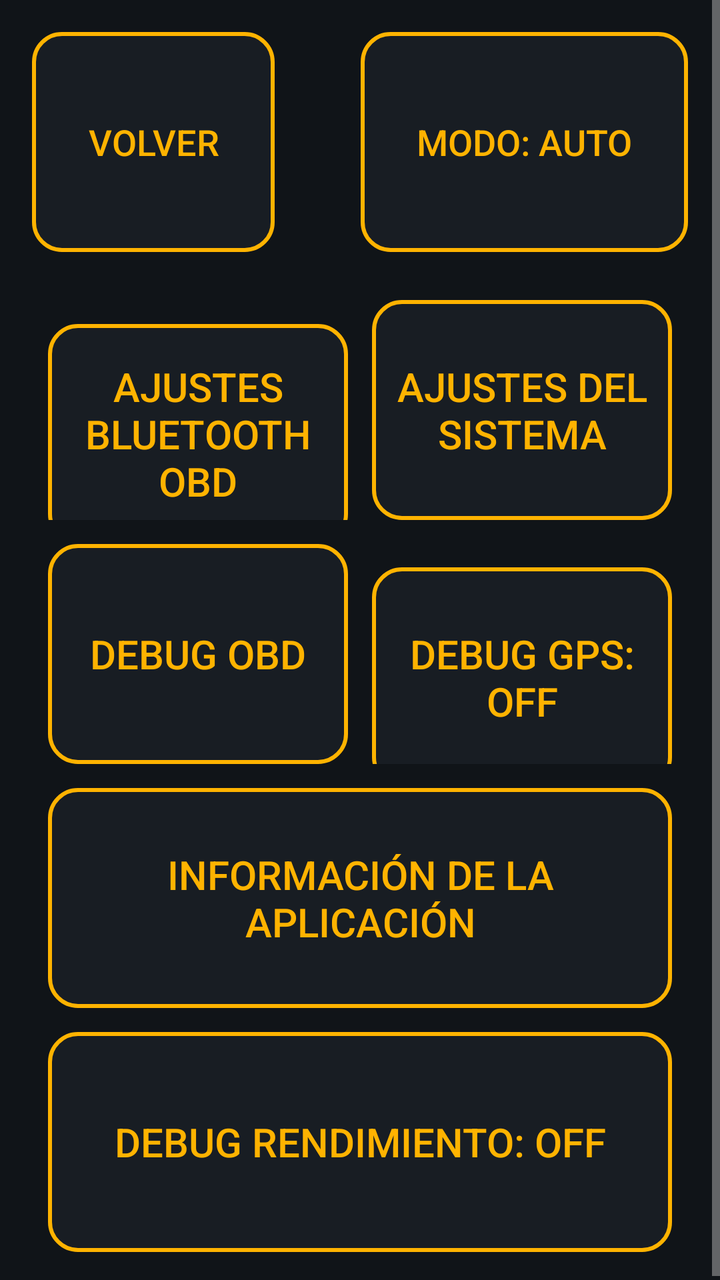
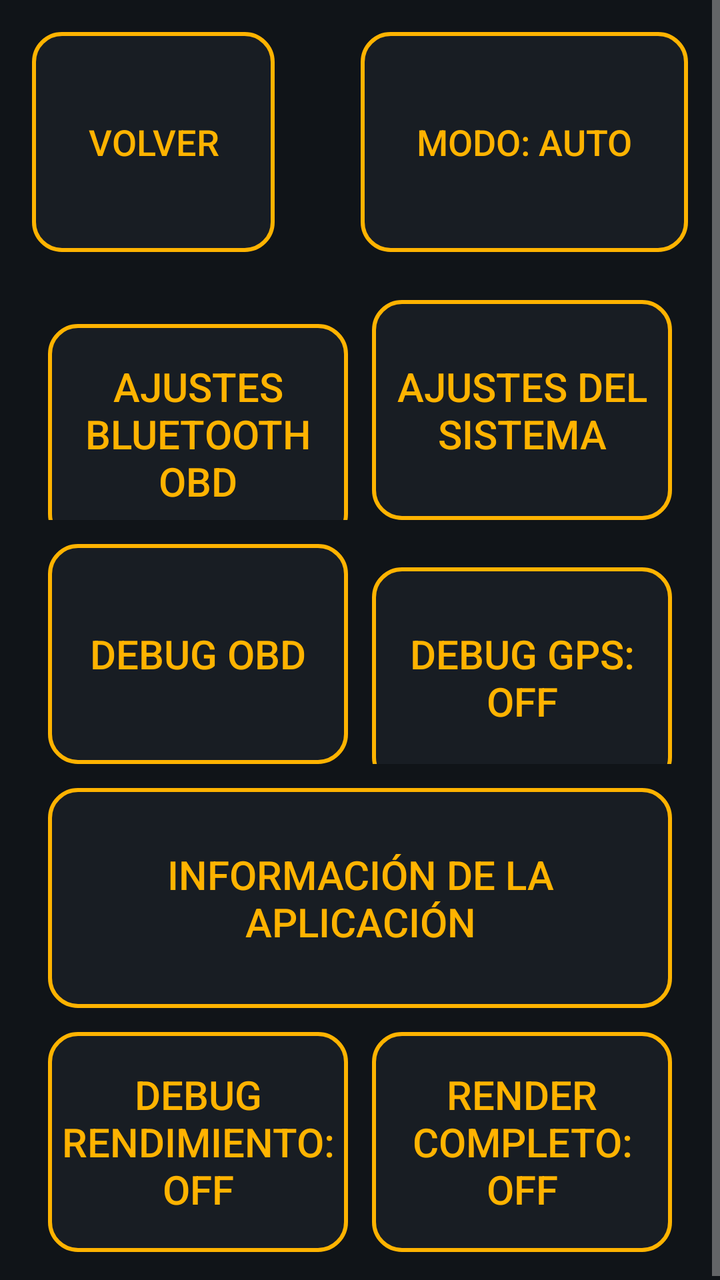

The first picture is an Android layout as it rendered before a commit; the second is the same layout after the commit. The layout source and the unified diff follow.
<!-- AndroidManifest.xml: application theme Theme.ObdMap -->
<!-- res/layout/activity_settings.xml -->
<?xml version="1.0" encoding="utf-8"?>
<FrameLayout xmlns:android="http://schemas.android.com/apk/res/android"
    android:id="@+id/settingsRoot"
    android:layout_width="match_parent"
    android:layout_height="match_parent"
    android:background="@color/background_dark">

    <ScrollView
        android:layout_width="match_parent"
        android:layout_height="match_parent"
        android:fillViewport="true">

        <LinearLayout
            android:layout_width="match_parent"
            android:layout_height="wrap_content"
            android:gravity="center_vertical"
            android:orientation="vertical"
            android:paddingStart="24dp"
            android:paddingEnd="24dp"
            android:paddingTop="150dp"
            android:paddingBottom="16dp">

            
            <LinearLayout
                android:layout_width="match_parent"
                android:layout_height="wrap_content"
                android:layout_marginBottom="12dp"
                android:orientation="horizontal">

                <Button
                    android:id="@+id/btnBluetooth"
                    android:layout_width="0dp"
                    android:layout_height="wrap_content"
                    android:layout_marginEnd="12dp"
                    android:layout_weight="1"
                    android:background="@drawable/btn_hud_night"
                    android:minHeight="110dp"
                    android:text="@string/settings_open_bluetooth"
                    android:textColor="@color/accent"
                    android:textSize="20sp" />

                <Button
                    android:id="@+id/btnSystemSettings"
                    android:layout_width="0dp"
                    android:layout_height="wrap_content"
                    android:layout_weight="1"
                    android:background="@drawable/btn_hud_night"
                    android:minHeight="110dp"
                    android:text="@string/settings_open_system"
                    android:textColor="@color/accent"
                    android:textSize="20sp" />

            </LinearLayout>

            
            <LinearLayout
                android:layout_width="match_parent"
                android:layout_height="wrap_content"
                android:layout_marginBottom="12dp"
                android:orientation="horizontal">

                <Button
                    android:id="@+id/btnObdDebug"
                    android:layout_width="0dp"
                    android:layout_height="wrap_content"
                    android:layout_marginEnd="12dp"
                    android:layout_weight="1"
                    android:background="@drawable/btn_hud_night"
                    android:minHeight="110dp"
                    android:text="@string/settings_open_obd_debug"
                    android:textColor="@color/accent"
                    android:textSize="20sp" />

                
                <Button
                    android:id="@+id/btnToggleDebugOverlay"
                    android:layout_width="0dp"
                    android:layout_height="wrap_content"
                    android:layout_weight="1"
                    android:background="@drawable/btn_hud_night"
                    android:minHeight="110dp"
                    android:text="@string/settings_debug_overlay_off"
                    android:textColor="@color/accent"
                    android:textSize="20sp" />

            </LinearLayout>

            
            <Button
                android:id="@+id/btnInfo"
                android:layout_width="match_parent"
                android:layout_height="wrap_content"
                android:background="@drawable/btn_hud_night"
                android:minHeight="110dp"
                android:text="@string/settings_open_info"
                android:textColor="@color/accent"
                android:textSize="20sp" />

            
            <Button
                android:id="@+id/btnTogglePerfOverlay"
                android:layout_width="match_parent"
                android:layout_height="wrap_content"
                android:layout_marginTop="12dp"
                android:background="@drawable/btn_hud_night"
                android:minHeight="110dp"
                android:text="@string/settings_perf_overlay_off"
                android:textColor="@color/accent"
                android:textSize="20sp" />

        </LinearLayout>
    </ScrollView>

    <Button
        android:id="@+id/btnBack"
        android:layout_width="wrap_content"
        android:layout_height="wrap_content"
        android:layout_gravity="top|start"
        android:layout_margin="16dp"
        android:background="@drawable/btn_hud_night"
        android:minHeight="110dp"
        android:paddingStart="28dp"
        android:paddingEnd="28dp"
        android:text="@string/back_button"
        android:textColor="@color/accent"
        android:textSize="18sp" />

    
    <Button
        android:id="@+id/btnDayNight"
        android:layout_width="wrap_content"
        android:layout_height="wrap_content"
        android:layout_gravity="top|end"
        android:layout_margin="16dp"
        android:background="@drawable/btn_hud_night"
        android:minHeight="110dp"
        android:minWidth="160dp"
        android:paddingStart="28dp"
        android:paddingEnd="28dp"
        android:text="@string/day_night_auto"
        android:textColor="@color/accent"
        android:textSize="18sp" />

</FrameLayout>
<!-- resources referenced by this layout -->
<resources>
  <color name="accent">#FFFFB300</color>
  <color name="background_dark">#FF101418</color>
  <!-- drawable btn_hud_night (drawable) -->
  <?xml version="1.0" encoding="utf-8"?>
  <ripple xmlns:android="http://schemas.android.com/apk/res/android"
      android:color="@color/accent">
      <item>
          <shape android:shape="rectangle">
              <solid android:color="#CC1B2026" />
              <stroke
                  android:width="2dp"
                  android:color="@color/accent" />
              <corners android:radius="14dp" />
          </shape>
      </item>
  </ripple>
  <string name="back_button">Volver</string>
  <string name="day_night_auto">Modo: Auto</string>
  <string name="settings_debug_overlay_off">Debug GPS: OFF</string>
  <string name="settings_open_bluetooth">Ajustes Bluetooth OBD</string>
  <string name="settings_open_info">Información de la aplicación</string>
  <string name="settings_open_obd_debug">Debug OBD</string>
  <string name="settings_open_system">Ajustes del sistema</string>
  <string name="settings_perf_overlay_off">Debug rendimiento: OFF</string>
  <style name="Theme.ObdMap" parent="Theme.AppCompat.NoActionBar">
          <item name="colorPrimary">@color/primary</item>
          <item name="colorPrimaryDark">@color/primary_dark</item>
          <item name="colorAccent">@color/accent</item>
          <item name="android:windowBackground">@color/background_dark</item>
          <item name="android:textColorPrimary">@color/text_primary</item>
          <item name="android:textColorSecondary">@color/text_secondary</item>
          <item name="android:windowFullscreen">true</item>
      </style>
  <color name="primary">#FF2196F3</color>
  <color name="primary_dark">#FF1976D2</color>
  <color name="text_primary">#FFE6E6E6</color>
  <color name="text_secondary">#FFB0B0B0</color>
</resources>

<!-- the commit's change to res/layout/activity_settings.xml (unified diff, before → after) -->
@@ -97,16 +97,36 @@
                 android:textSize="20sp" />
 
             
-            <Button
-                android:id="@+id/btnTogglePerfOverlay"
+            <LinearLayout
                 android:layout_width="match_parent"
                 android:layout_height="wrap_content"
                 android:layout_marginTop="12dp"
-                android:background="@drawable/btn_hud_night"
-                android:minHeight="110dp"
-                android:text="@string/settings_perf_overlay_off"
-                android:textColor="@color/accent"
-                android:textSize="20sp" />
+                android:orientation="horizontal">
+
+                <Button
+                    android:id="@+id/btnTogglePerfOverlay"
+                    android:layout_width="0dp"
+                    android:layout_height="wrap_content"
+                    android:layout_marginEnd="12dp"
+                    android:layout_weight="1"
+                    android:background="@drawable/btn_hud_night"
+                    android:minHeight="110dp"
+                    android:text="@string/settings_perf_overlay_off"
+                    android:textColor="@color/accent"
+                    android:textSize="20sp" />
+
+                <Button
+                    android:id="@+id/btnTogglePerfFull"
+                    android:layout_width="0dp"
+                    android:layout_height="wrap_content"
+                    android:layout_weight="1"
+                    android:background="@drawable/btn_hud_night"
+                    android:minHeight="110dp"
+                    android:text="@string/settings_perf_full_off"
+                    android:textColor="@color/accent"
+                    android:textSize="20sp" />
+
+            </LinearLayout>
 
         </LinearLayout>
     </ScrollView>
<!-- resource entries referenced after the edit -->
@@ -23,6 +23,7 @@
   <string name="settings_open_info">Información de la aplicación</string>
   <string name="settings_open_obd_debug">Debug OBD</string>
   <string name="settings_open_system">Ajustes del sistema</string>
+  <string name="settings_perf_full_off">Render completo: OFF</string>
   <string name="settings_perf_overlay_off">Debug rendimiento: OFF</string>
   <style name="Theme.ObdMap" parent="Theme.AppCompat.NoActionBar">
           <item name="colorPrimary">@color/primary</item>
